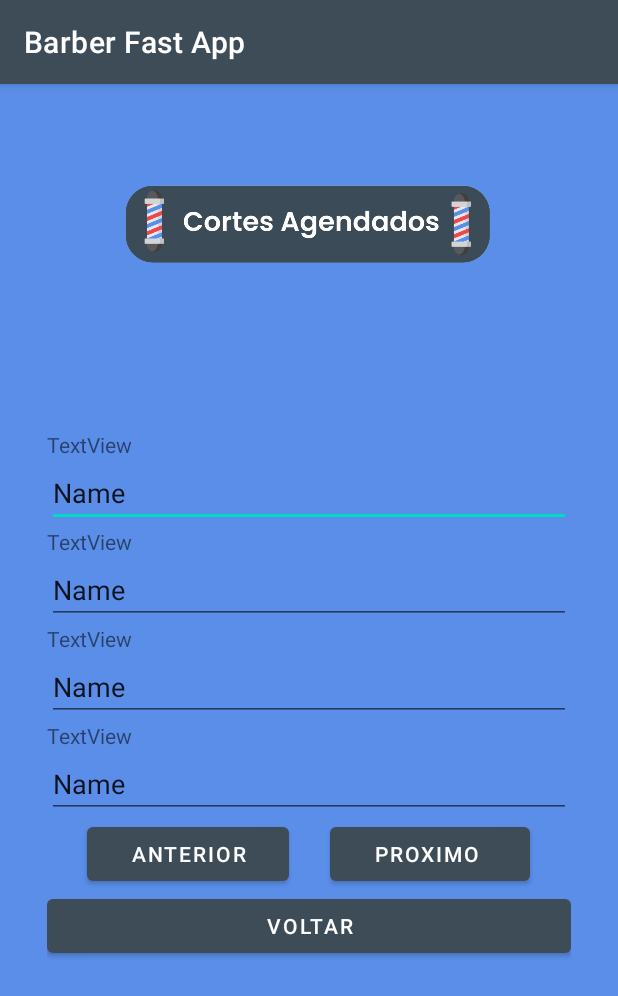
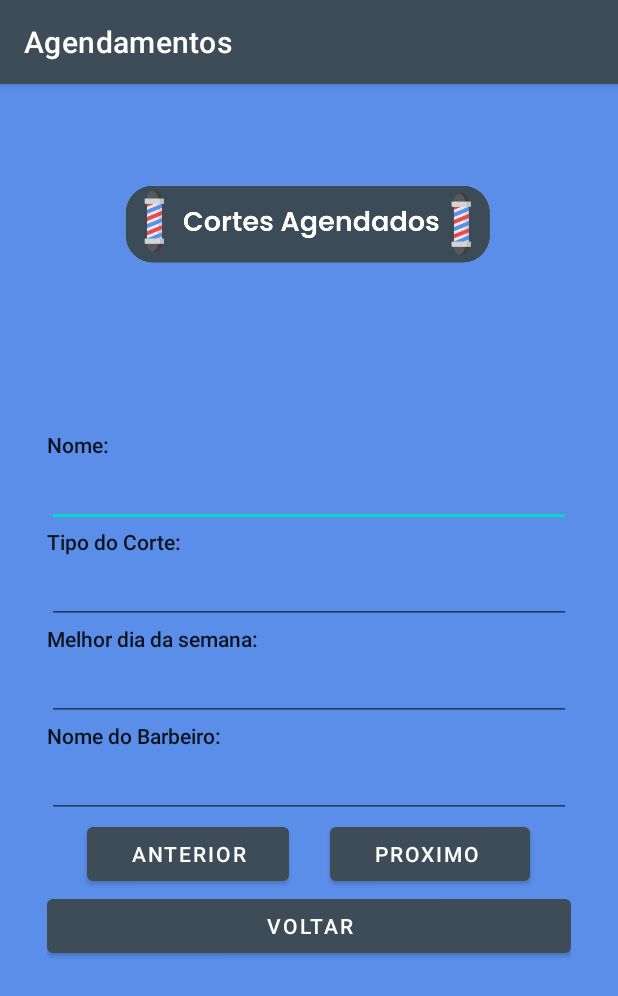
Before and after one commit to luizgustavogz/AppBarberFast, an Android app: the ActivityTelaConsultaAgendamento screen opened directly, with no data from a screen before it, on a phone screen of 412 x 824 dp. Shown: the top 996 px of the screen. Run offline under Robolectric (Android 15) with nearby library versions, the phone set to English and light mode, and no system bars.

Commit message:
Mudança banco tela agendamento

```diff
--- a/app/src/main/AndroidManifest.xml
+++ b/app/src/main/AndroidManifest.xml
@@ -21,14 +21,16 @@
             android:label="Pagamento" />
         <activity
             android:name=".ActivityTelaConsultaAgendamento"
-            android:exported="false">
+            android:exported="false"
+            android:label="Agendamentos">
             <meta-data
                 android:name="android.app.lib_name"
                 android:value="" />
         </activity>
         <activity
             android:name=".ActivityTelaAgendamento"
-            android:exported="false">
+            android:exported="false"
+            android:label="Agendamento" >
             <meta-data
                 android:name="android.app.lib_name"
                 android:value="" />
--- a/app/src/main/java/com/example/appbarberfast/ActivityTelaPagamento.java
+++ b/app/src/main/java/com/example/appbarberfast/ActivityTelaPagamento.java
@@ -2,6 +2,7 @@ package com.example.appbarberfast;
 
 import androidx.appcompat.app.AppCompatActivity;
 
+import android.content.Intent;
 import android.os.Bundle;
 import android.view.View;
 import android.widget.Toast;
@@ -25,6 +26,8 @@ public class ActivityTelaPagamento extends AppCompatActivity {
             @Override
             public void onClick(View v) {
                 Toast.makeText(ActivityTelaPagamento.this, "Cartão adicionado com sucesso! ", Toast.LENGTH_SHORT).show();
+                Intent intent = new Intent(getApplicationContext(), ActivityTelaAgendamento.class);
+                startActivity(intent);
             }
         });
     }
--- a/app/src/main/res/layout/activity_tela_consulta_agendamento.xml
+++ b/app/src/main/res/layout/activity_tela_consulta_agendamento.xml
@@ -40,15 +40,15 @@
                 android:id="@+id/tv_nome_consulta"
                 android:layout_width="match_parent"
                 android:layout_height="wrap_content"
-                android:text="TextView" />
+                android:text="Nome:"
+                android:textAppearance="@style/TextAppearance.AppCompat.Body2" />
 
             <EditText
                 android:id="@+id/et_nome_consulta"
                 android:layout_width="match_parent"
                 android:layout_height="wrap_content"
                 android:ems="10"
-                android:inputType="textPersonName"
-                android:text="Name" />
+                android:inputType="textPersonName" />
         </LinearLayout>
 
         <LinearLayout
@@ -60,15 +60,15 @@
                 android:id="@+id/tv_tipo_corte_consulta"
                 android:layout_width="match_parent"
                 android:layout_height="wrap_content"
-                android:text="TextView" />
+                android:text="Tipo do Corte:"
+                android:textAppearance="@style/TextAppearance.AppCompat.Body2" />
 
             <EditText
                 android:id="@+id/et_tipo_corte_consulta"
                 android:layout_width="match_parent"
                 android:layout_height="wrap_content"
                 android:ems="10"
-                android:inputType="textPersonName"
-                android:text="Name" />
+                android:inputType="textPersonName" />
         </LinearLayout>
 
         <LinearLayout
@@ -80,15 +80,15 @@
                 android:id="@+id/tv_melhor_dia"
                 android:layout_width="match_parent"
                 android:layout_height="wrap_content"
-                android:text="TextView" />
+                android:text="Melhor dia da semana:"
+                android:textAppearance="@style/TextAppearance.AppCompat.Body2" />
 
             <EditText
                 android:id="@+id/et_melhor_dia"
                 android:layout_width="match_parent"
                 android:layout_height="wrap_content"
                 android:ems="10"
-                android:inputType="textPersonName"
-                android:text="Name" />
+                android:inputType="textPersonName" />
         </LinearLayout>
 
         <LinearLayout
@@ -100,15 +100,15 @@
                 android:id="@+id/tv_nome_barbeiro"
                 android:layout_width="match_parent"
                 android:layout_height="wrap_content"
-                android:text="TextView" />
+                android:text="Nome do Barbeiro:"
+                android:textAppearance="@style/TextAppearance.AppCompat.Body2" />
 
             <EditText
                 android:id="@+id/et_nome_barbeiro"
                 android:layout_width="match_parent"
                 android:layout_height="wrap_content"
                 android:ems="10"
-                android:inputType="textPersonName"
-                android:text="Name" />
+                android:inputType="textPersonName" />
         </LinearLayout>
 
         <LinearLayout
@@ -126,6 +126,7 @@
                 android:layout_width="wrap_content"
                 android:layout_height="wrap_content"
                 android:layout_weight="1"
+                android:onClick="RegistroAnterior"
                 android:text="Anterior" />
 
             <Space
@@ -138,6 +139,7 @@
                 android:layout_width="wrap_content"
                 android:layout_height="wrap_content"
                 android:layout_weight="1"
+                android:onClick="ProximoRegistro"
                 android:text="Proximo " />
 
             <Space
```
Also changed, not shown: app/src/main/java/com/example/appbarberfast/ActivityTelaAgendamento.java (+39 -22 lines), app/src/main/java/com/example/appbarberfast/ActivityTelaConsultaAgendamento.java (+55 -21 lines), app/src/main/res/layout/activity_tela_agendamento.xml (+8 -4 lines).
